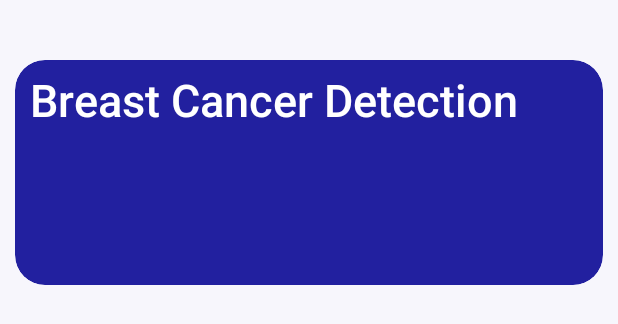
After one commit to mrinmoyxb/BreastSpectra, an Android app built with Jetpack Compose: the @Preview function HomeScreen, on a phone screen of 412 x 824 dp. The commit adds this screen. Shown: the top 324 px of the screen. Run offline under Robolectric (Android 15) with nearby library versions, the phone set to English and light mode, and no system bars.

Commit message:
structured the project MVVM created heading card UI

```diff
--- /dev/null
+++ b/app/src/main/java/com/example/breastspectra/View/HomeScreen/Components/HeadingCard.kt
@@ -0,0 +1,38 @@
+package com.example.breastspectra.View.HomeScreen.Components
+
+import androidx.compose.foundation.background
+import androidx.compose.foundation.layout.Box
+import androidx.compose.foundation.layout.fillMaxSize
+import androidx.compose.foundation.layout.fillMaxWidth
+import androidx.compose.foundation.layout.height
+import androidx.compose.foundation.layout.padding
+import androidx.compose.foundation.shape.RoundedCornerShape
+import androidx.compose.material3.Card
+import androidx.compose.material3.CardDefaults
+import androidx.compose.material3.Text
+import androidx.compose.runtime.Composable
+import androidx.compose.ui.Modifier
+import androidx.compose.ui.draw.clip
+import androidx.compose.ui.graphics.Color
+import androidx.compose.ui.res.colorResource
+import androidx.compose.ui.text.font.FontWeight
+import androidx.compose.ui.unit.dp
+import androidx.compose.ui.unit.sp
+import com.example.breastspectra.R
+
+@Composable
+fun HeadingCard(text: String){
+    Card(
+        modifier = Modifier
+            .fillMaxWidth()
+            .height(150.dp),
+        shape = RoundedCornerShape(20.dp),
+        colors = CardDefaults.cardColors(Color.Transparent)
+    ){
+        Box(
+            modifier = Modifier.fillMaxSize().background(colorResource(id = R.color.secondary), RoundedCornerShape(20.dp)).padding(10.dp)
+        ){
+            Text(text, fontSize = 30.sp, color = Color.White, fontWeight = FontWeight.SemiBold)
+        }
+    }
+}
--- /dev/null
+++ b/app/src/main/java/com/example/breastspectra/View/HomeScreen/Screen/HomeScreen.kt
@@ -0,0 +1,28 @@
+package com.example.breastspectra.View.HomeScreen.Screen
+
+import androidx.compose.foundation.background
+import androidx.compose.foundation.layout.Column
+import androidx.compose.foundation.layout.Spacer
+import androidx.compose.foundation.layout.fillMaxSize
+import androidx.compose.foundation.layout.height
+import androidx.compose.foundation.layout.padding
+import androidx.compose.runtime.Composable
+import androidx.compose.ui.Modifier
+import androidx.compose.ui.res.colorResource
+import androidx.compose.ui.tooling.preview.Preview
+import androidx.compose.ui.unit.dp
+import com.example.breastspectra.R
+import com.example.breastspectra.View.HomeScreen.Components.HeadingCard
+
+@Preview(showBackground = true)
+@Composable
+fun HomeScreen(){
+    Column(modifier = Modifier
+        .fillMaxSize()
+        .background(colorResource(id = R.color.tertiary))
+        .padding(10.dp)
+    ){
+        Spacer(modifier = Modifier.height(30.dp))
+        HeadingCard("Breast Cancer Detection")
+    }
+}
--- a/app/src/main/res/values/colors.xml
+++ b/app/src/main/res/values/colors.xml
@@ -6,5 +6,8 @@
     <color name="teal_200">#FF03DAC5</color>
     <color name="teal_700">#FF018786</color>
     <color name="black">#FF000000</color>
+
     <color name="white">#FFFFFFFF</color>
+    <color name="secondary">#FF22209f</color>
+    <color name="tertiary">#FFf7f6fc</color>
 </resources>
```
